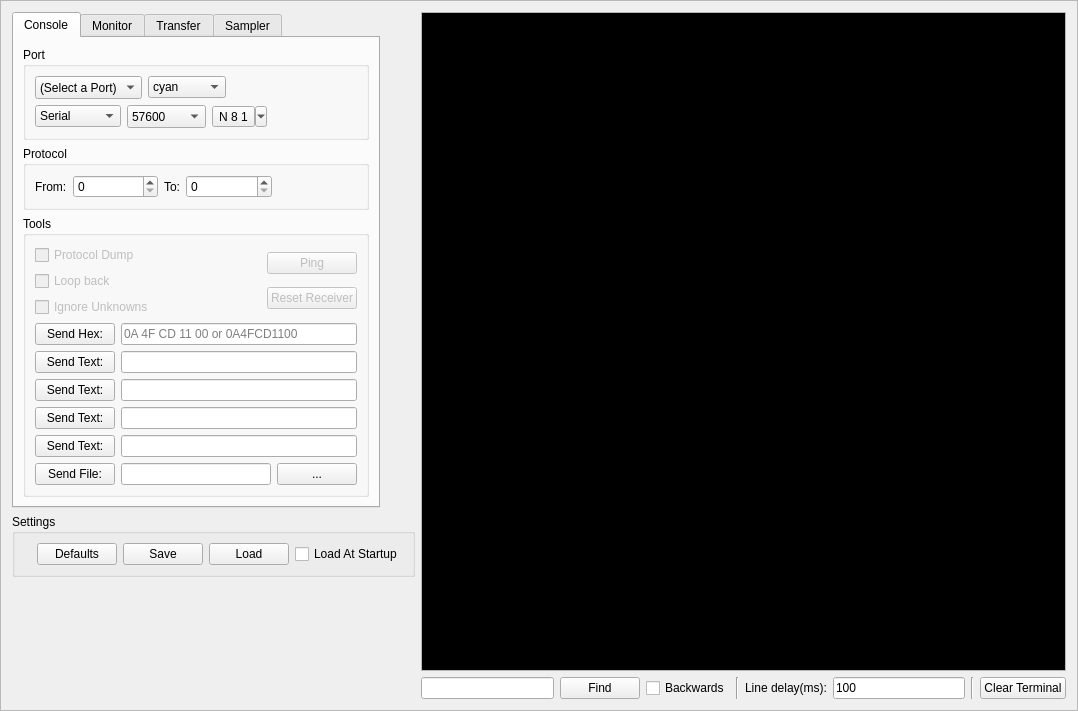
Above: terminal.ui from strawbot/TimbreTalk before the change. Below: the same form after it.
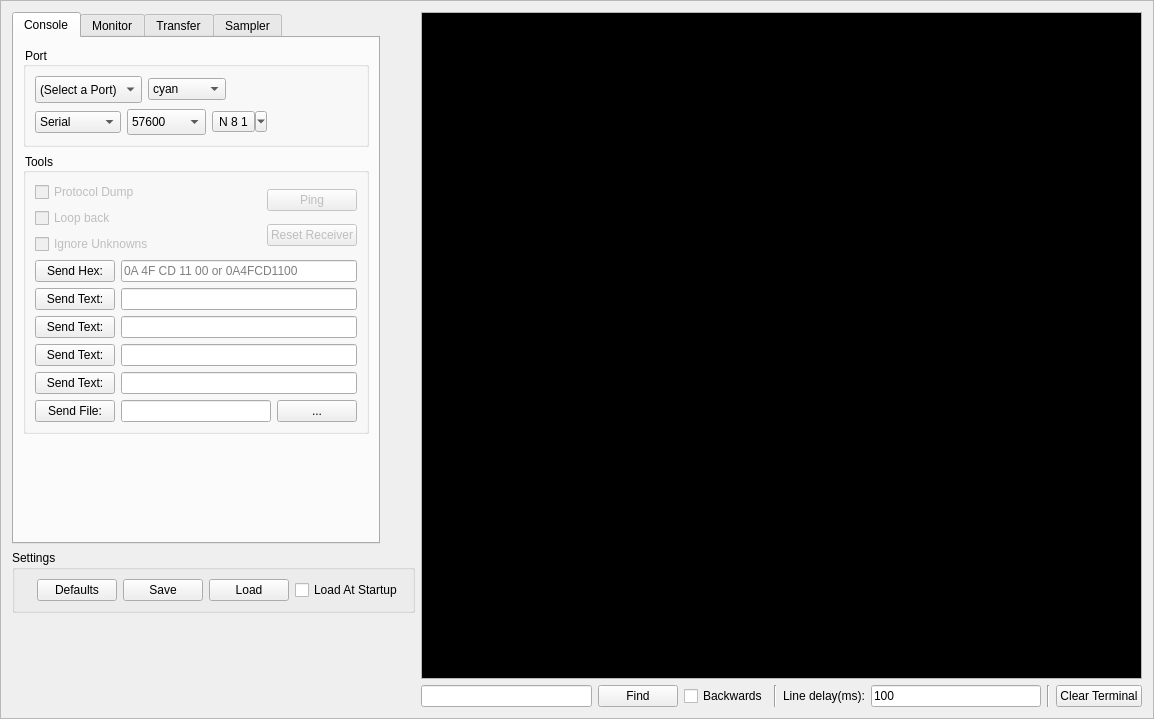
That is the form after the change. Custom widgets are drawn as their Qt base class.

Diff of the .ui file:
```diff
--- a/terminal.ui
+++ b/terminal.ui
@@ -6,8 +6,8 @@
    <rect>
     <x>0</x>
     <y>0</y>
-    <width>1078</width>
-    <height>711</height>
+    <width>1154</width>
+    <height>719</height>
    </rect>
   </property>
   <property name="sizePolicy">
@@ -44,6 +44,9 @@
            <verstretch>0</verstretch>
           </sizepolicy>
          </property>
+         <property name="styleSheet">
+          <string notr="true">selection-background-color: rgb(4, 51, 255);</string>
+         </property>
          <property name="currentIndex">
           <number>0</number>
          </property>
@@ -325,102 +328,6 @@
              </layout>
             </widget>
            </item>
-           <item>
-            <widget class="QGroupBox" name="groupBox_6">
-             <property name="sizePolicy">
-              <sizepolicy hsizetype="Preferred" vsizetype="Minimum">
-               <horstretch>0</horstretch>
-               <verstretch>0</verstretch>
-              </sizepolicy>
-             </property>
-             <property name="minimumSize">
-              <size>
-               <width>0</width>
-               <height>0</height>
-              </size>
-             </property>
-             <property name="title">
-              <string>Protocol</string>
-             </property>
-             <layout class="QVBoxLayout" name="verticalLayout_6">
-              <item>
-               <layout class="QHBoxLayout" name="horizontalLayout_4">
-                <item>
-                 <widget class="QLabel" name="label_5">
-                  <property name="text">
-                   <string>From:</string>
-                  </property>
-                 </widget>
-                </item>
-                <item>
-                 <widget class="QSpinBox" name="whoTo">
-                  <property name="sizePolicy">
-                   <sizepolicy hsizetype="MinimumExpanding" vsizetype="Fixed">
-                    <horstretch>0</horstretch>
-                    <verstretch>0</verstretch>
-                   </sizepolicy>
-                  </property>
-                  <property name="styleSheet">
-                   <string notr="true">text-transform: uppercase;</string>
-                  </property>
-                  <property name="maximum">
-                   <number>255</number>
-                  </property>
-                  <property name="displayIntegerBase">
-                   <number>16</number>
-                  </property>
-                 </widget>
-                </item>
-                <item>
-                 <widget class="QLabel" name="label_4">
-                  <property name="text">
-                   <string>To:</string>
-                  </property>
-                 </widget>
-                </item>
-                <item>
-                 <widget class="QSpinBox" name="whoFrom">
-                  <property name="sizePolicy">
-                   <sizepolicy hsizetype="Expanding" vsizetype="Fixed">
-                    <horstretch>0</horstretch>
-                    <verstretch>0</verstretch>
-                   </sizepolicy>
-                  </property>
-                  <property name="styleSheet">
-                   <string notr="true">text-transform: uppercase;</string>
-                  </property>
-                  <property name="specialValueText">
-                   <string>0</string>
-                  </property>
-                  <property name="prefix">
-                   <string/>
-                  </property>
-                  <property name="maximum">
-                   <number>255</number>
-                  </property>
-                  <property name="displayIntegerBase">
-                   <number>16</number>
-                  </property>
-                 </widget>
-                </item>
-                <item>
-                 <spacer name="horizontalSpacer_18">
-                  <property name="orientation">
-                   <enum>Qt::Horizontal</enum>
-                  </property>
-                  <property name="sizeHint" stdset="0">
-                   <size>
-                    <width>40</width>
-                    <height>20</height>
-                   </size>
-                  </property>
-                 </spacer>
-                </item>
-               </layout>
-              </item>
-             </layout>
-            </widget>
-           </item>
            <item>
             <widget class="QGroupBox" name="groupBox_7">
              <property name="title">
@@ -595,6 +502,19 @@
              </layout>
             </widget>
            </item>
+           <item>
+            <spacer name="verticalSpacer_5">
+             <property name="orientation">
+              <enum>Qt::Vertical</enum>
+             </property>
+             <property name="sizeHint" stdset="0">
+              <size>
+               <width>20</width>
+               <height>40</height>
+              </size>
+             </property>
+            </spacer>
+           </item>
           </layout>
          </widget>
          <widget class="QWidget" name="PortMonitors_tab">
@@ -1465,19 +1385,66 @@
           <attribute name="title">
            <string>Transfer</string>
           </attribute>
-          <widget class="QCommandLinkButton" name="commandLinkButton">
-           <property name="geometry">
-            <rect>
-             <x>130</x>
-             <y>170</y>
-             <width>193</width>
-             <height>41</height>
-            </rect>
-           </property>
-           <property name="text">
-            <string>Send a file to device using TxOs</string>
-           </property>
-          </widget>
+          <layout class="QHBoxLayout" name="horizontalLayout_8">
+           <item>
+            <layout class="QVBoxLayout" name="verticalLayout_13">
+             <item>
+              <layout class="QGridLayout" name="gridLayout_7" rowstretch="0,0">
+               <item row="1" column="1">
+                <widget class="QProgressBar" name="progressBar">
+                 <property name="sizePolicy">
+                  <sizepolicy hsizetype="Expanding" vsizetype="Fixed">
+                   <horstretch>1</horstretch>
+                   <verstretch>0</verstretch>
+                  </sizepolicy>
+                 </property>
+                 <property name="value">
+                  <number>24</number>
+                 </property>
+                </widget>
+               </item>
+               <item row="0" column="0">
+                <widget class="QPushButton" name="Select_Download">
+                 <property name="text">
+                  <string>Select File</string>
+                 </property>
+                </widget>
+               </item>
+               <item row="0" column="1">
+                <widget class="QLineEdit" name="Download_File">
+                 <property name="sizePolicy">
+                  <sizepolicy hsizetype="Expanding" vsizetype="Fixed">
+                   <horstretch>1</horstretch>
+                   <verstretch>0</verstretch>
+                  </sizepolicy>
+                 </property>
+                </widget>
+               </item>
+               <item row="1" column="0">
+                <widget class="QPushButton" name="Start_Download">
+                 <property name="text">
+                  <string>Download</string>
+                 </property>
+                </widget>
+               </item>
+              </layout>
+             </item>
+             <item>
+              <spacer name="verticalSpacer_4">
+               <property name="orientation">
+                <enum>Qt::Vertical</enum>
+               </property>
+               <property name="sizeHint" stdset="0">
+                <size>
+                 <width>20</width>
+                 <height>434</height>
+                </size>
+               </property>
+              </spacer>
+             </item>
+            </layout>
+           </item>
+          </layout>
          </widget>
          <widget class="QWidget" name="Sampler_tab">
           <attribute name="title">
```
